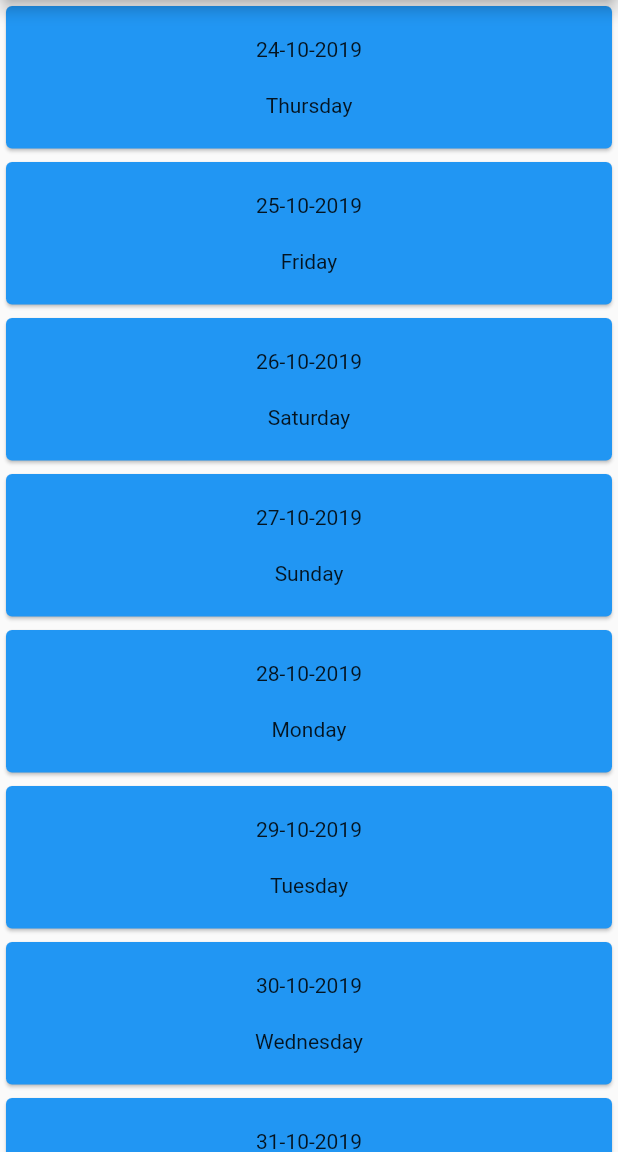
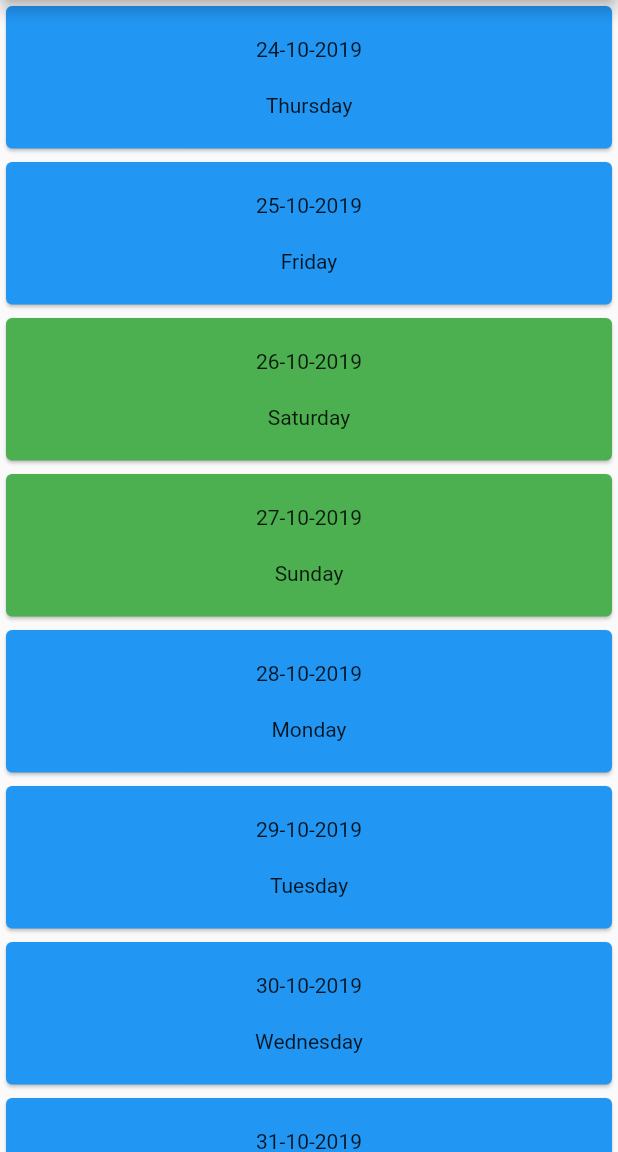
Before and after one commit to Chonli/infinite_listview_flutter, a Flutter app: the screen it shows after launch, on a phone screen of 412 x 824 dp, the part 84-1236 px from its top. Run offline on Flutter 3.47's test engine with Material 2 defaults, Android fonts, the phone set to English and light mode, and no system bars; our stand-ins replace bloc, equatable, flutter_bloc.

Commit message:
improve weekend color

```diff
--- a/lib/main.dart
+++ b/lib/main.dart
@@ -115,7 +115,9 @@ class _MyHomePageState extends State<MyHomePage> {
                 (context, index) {
                   return GridTile(
                       child: Card(
-                          color: Colors.blue,
+                          color: _isWeekend(_listDates[index])
+                              ? Colors.green
+                              : Colors.blue,
                           child: Center(
                               child: Column(
                                   mainAxisAlignment:
@@ -145,4 +147,8 @@ class _MyHomePageState extends State<MyHomePage> {
       }
     });
   }
+
+  bool _isWeekend(DateTime dt) {
+    return dt.weekday == 7 || dt.weekday == 6;
+  }
 }
```
